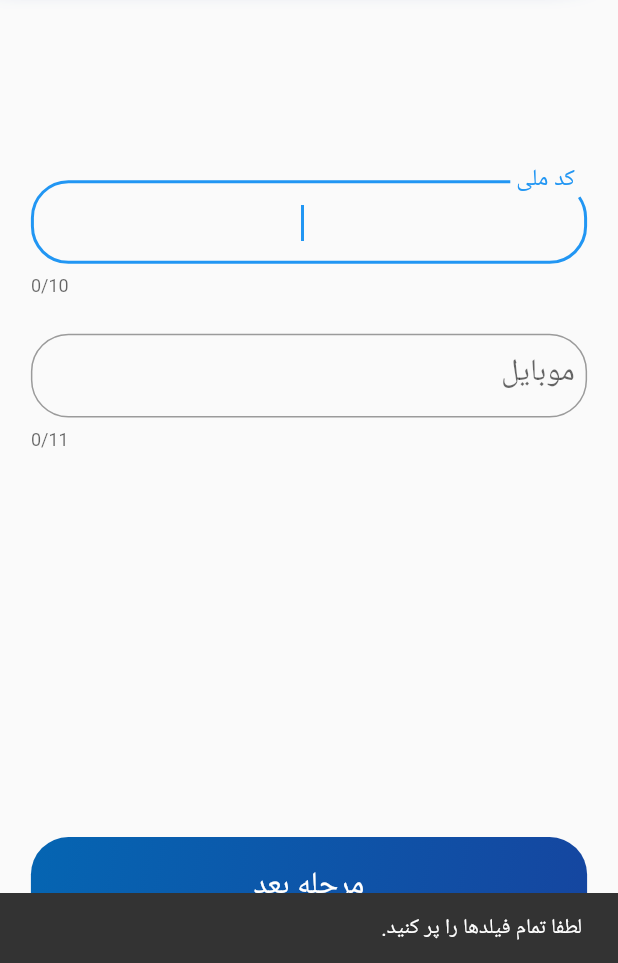
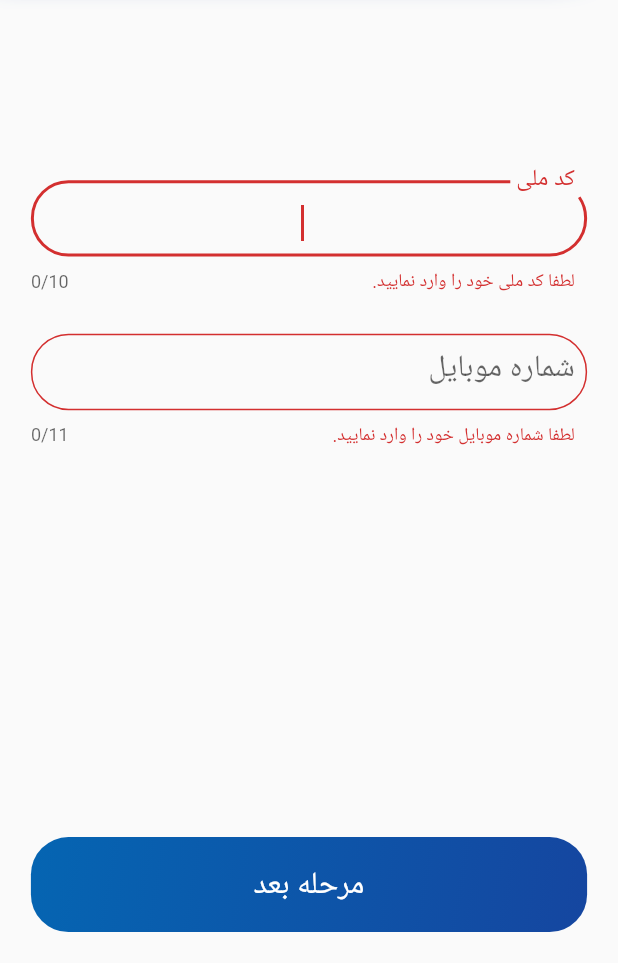
Before and after one commit to AliShakoori89/fanaar_sign, a Flutter app: the screen it shows after launch, after a tap on "مرحله بعد", on a phone screen of 412 x 824 dp, the part 273-1236 px from its top. Run offline on Flutter 3.47's test engine with Material 2 defaults, Android fonts, the phone set to English and light mode, and no system bars; our stand-ins replace google_nav_bar, local_auth, shamsi_date; missing offline and left inert: local_auth_android, persian_number_utility.

Commit message:
edit code

```diff
--- a/lib/component/my_app_button.dart
+++ b/lib/component/my_app_button.dart
@@ -3,11 +3,12 @@ import 'package:fanar_sign/page/home_page.dart';
 import 'package:fanar_sign/page/otpcode_page.dart';
 import 'package:flutter/material.dart';
 
-class MyAppButton extends StatefulWidget {
+class MyAppButton extends StatelessWidget {
   MyAppButton({super.key,
     this.nationalCodeController,
     this.mobileNumberController,
     this.otpCodController,
+    required this.formKey,
     required this.pageName,
     required this.buttonType});
 
@@ -16,29 +17,9 @@ class MyAppButton extends StatefulWidget {
   TextEditingController? otpCodController;
   final String pageName;
   final bool buttonType;
+  final GlobalKey<FormState> formKey;
 
-  @override
-  State<MyAppButton> createState() => _MyAppButtonState(
-      this.nationalCodeController,
-      this.mobileNumberController,
-      this.otpCodController,
-      this.buttonType,
-      this.pageName
-  );
-}
-
-class _MyAppButtonState extends State<MyAppButton> {
-  final bool buttonType;
-  TextEditingController? nationalCodeController;
-  TextEditingController? mobileNumberController;
-  TextEditingController? otpCodController;
-  final String pageName;
   String pattern = r'(^\+?09[0-9]{9}$)';
-
-  _MyAppButtonState(this.nationalCodeController,
-      this.mobileNumberController,
-      this.otpCodController,
-      this.buttonType, this.pageName);
 
   @override
   Widget build(BuildContext context) {
@@ -66,16 +47,15 @@ class _MyAppButtonState extends State<MyAppButton> {
         ),
         onTap: (){
           RegExp regExp = RegExp(pattern);
+        if (formKey.currentState!.validate()) {
           if(pageName == "AuthenticationPage"){
-            if (widget.nationalCodeController!.text.isNotEmpty &&
-                widget.mobileNumberController!.text.isNotEmpty){
               if(buttonType == true){
-                if (widget.nationalCodeController!.text.length == 10) {
-                  if (regExp.hasMatch(widget.mobileNumberController!.text)) {
+                if (nationalCodeController!.text.length == 10) {
+                  if (regExp.hasMatch(mobileNumberController!.text)) {
 
                     Navigator.push(
                       context,
-                      MaterialPageRoute(builder: (context) => OTPCodePage(mobileNumberController: int.parse(widget.mobileNumberController!.text))),
+                      MaterialPageRoute(builder: (context) => OTPCodePage()),
                     );
 
                   } else {
@@ -92,14 +72,8 @@ class _MyAppButtonState extends State<MyAppButton> {
                           textDirection: TextDirection.rtl)));
                 }
               }
-            }else{
-              ScaffoldMessenger.of(context).showSnackBar(const SnackBar(
-                  content:
-                  Text('لطفا تمام فیلدها را پر کنید.',
-                      textDirection: TextDirection.rtl)));
-            }
           }else{
-            if(widget.otpCodController!.text == "1111"){
+            if(otpCodController!.text == "1111"){
               Navigator.push(
                 context,
                 MaterialPageRoute(builder: (context) => const HomePage()),
@@ -111,6 +85,8 @@ class _MyAppButtonState extends State<MyAppButton> {
                       textDirection: TextDirection.rtl)));
             }
           }
+        }
+
         },
       ),
     );
--- a/lib/component/text_field.dart
+++ b/lib/component/text_field.dart
@@ -2,17 +2,16 @@ import 'package:flutter/material.dart';
 import 'package:persian_number_utility/persian_number_utility.dart';
 
 class MyTextField extends StatelessWidget {
-  const MyTextField({super.key,
+  MyTextField({super.key,
     required this.labelText,
     required this.hintText,
     required this.stringType,
-    required this.controller});
+    this.controller});
 
   final String labelText;
   final String hintText;
   final bool stringType;
-  final TextEditingController controller;
-
+  TextEditingController? controller;
 
   @override
   Widget build(BuildContext context) {
@@ -20,7 +19,7 @@ class MyTextField extends StatelessWidget {
         textDirection: TextDirection.rtl,
         child: SizedBox(
           height: MediaQuery.of(context).size.height / 11,
-          child: TextField(
+          child: TextFormField(
             maxLength: labelText == "کد ملی" ? 10 : labelText == "کد احراز هویت" ? 4 : 11,
             textAlignVertical: TextAlignVertical.center,
             controller: controller,
@@ -30,8 +29,29 @@ class MyTextField extends StatelessWidget {
                 fontSize: MediaQuery.of(context).size.width / 20
             ),
             autofocus: true,
+            validator: (val) {
+              if(labelText == "کد ملی"){
+                if (val!.isNotEmpty){
+                  return null;
+                }else {
+                  return "لطفا کد ملی خود را وارد نمایید.";
+                }
+              } if(labelText == "شماره موبایل"){
+                if (val!.isNotEmpty) {
+                  return null;
+                } else {
+                  return "لطفا شماره موبایل خود را وارد نمایید.";
+                }
+              } if(labelText == "کد احراز هویت"){
+                if (val!.isNotEmpty) {
+                  return null;
+                } else {
+                  return "لطفا کد احراز هویت را وارد نمایید.";
+                }
+              }
+              return null;
+            },
             decoration: InputDecoration(
-                  // errorText: 'Please enter something',
               contentPadding: EdgeInsets.only(
                 top: MediaQuery.of(context).size.height / 50,
                 bottom: MediaQuery.of(context).size.height / 50,
--- a/lib/const/otp_code_text.dart
+++ b/lib/const/otp_code_text.dart
@@ -3,17 +3,17 @@ import 'package:persian_number_utility/persian_number_utility.dart';
 
 class OTPCodeText extends StatelessWidget {
 
-  const OTPCodeText({super.key, required this.mobileNumberController});
+  const OTPCodeText({super.key, required this.otpCodeController});
 
-  final int mobileNumberController;
+  final TextEditingController otpCodeController;
 
   @override
   Widget build(BuildContext context) {
     return Directionality(
       textDirection: TextDirection.rtl,
       child: Text("لطفا کد احراز هویت ارسال شده به شماره "
-          "${int.parse(mobileNumberController.toString().substring(8,10)).toString().toPersianDigit()}****"
-          " ${0.toString().toPersianDigit()}${mobileNumberController.toString().substring(0,3).toString().toPersianDigit()} "
+          "${int.parse(otpCodeController.toString().substring(8,10)).toString().toPersianDigit()}****"
+          " ${0.toString().toPersianDigit()}${otpCodeController.toString().substring(0,3).toString().toPersianDigit()} "
           "را وارد کنید."
           ,
           // maxLines: 1,
--- a/lib/page/authentication_page.dart
+++ b/lib/page/authentication_page.dart
@@ -14,6 +14,7 @@ class _AuthenticationPageState extends State<AuthenticationPage> {
 
   late TextEditingController nationalCodeController = TextEditingController();
   late TextEditingController mobileNumberController = TextEditingController();
+  final formKey = GlobalKey<FormState>();
 
   @override
   void dispose() {
@@ -31,8 +32,10 @@ class _AuthenticationPageState extends State<AuthenticationPage> {
           nationalCodeController: nationalCodeController,
           mobileNumberController: mobileNumberController,
           pageName: "AuthenticationPage",
-          buttonType: true),
+          buttonType: true,
+          formKey: formKey),
       body: Form(
+        key: formKey,
         child: Column(
           children: [
             const MainPageHeader(mainPage: false),
@@ -49,10 +52,11 @@ class _AuthenticationPageState extends State<AuthenticationPage> {
                       controller: nationalCodeController),
                   SizedBox(height: MediaQuery.of(context).size.height / 30),
                   MyTextField(
-                      hintText: "موبایل",
-                      labelText: "موبایل",
+                      hintText: "شماره موبایل",
+                      labelText: "شماره موبایل",
                       stringType: false,
-                      controller: mobileNumberController),
+                      controller: mobileNumberController
+                  ),
                 ],
               ),
             )
--- a/lib/page/otpcode_page.dart
+++ b/lib/page/otpcode_page.dart
@@ -5,28 +5,19 @@ import 'package:flutter/material.dart';
 import '../component/main_page_header.dart';
 import '../component/text_field.dart';
 
-class OTPCodePage extends StatefulWidget {
-  const OTPCodePage({super.key, required this.mobileNumberController});
-
-  final int mobileNumberController;
-
-  @override
-  State<OTPCodePage> createState() => _OTPCodePageState(mobileNumberController);
-}
-
-class _OTPCodePageState extends State<OTPCodePage> {
+class OTPCodePage extends StatelessWidget {
 
   late TextEditingController otpCodeController = TextEditingController();
-  final int mobileNumberController;
-
-  _OTPCodePageState(this.mobileNumberController);
+  final formKey = GlobalKey<FormState>();
 
   @override
   Widget build(BuildContext context) {
     return Scaffold(
       resizeToAvoidBottomInset: false,
-      bottomSheet: MyAppButton( otpCodController: otpCodeController, pageName: "OTPCodePage", buttonType: true),
-      body: Column(
+      bottomSheet: MyAppButton( otpCodController: otpCodeController, pageName: "OTPCodePage", buttonType: true, formKey: formKey),
+      body: Form(
+        key: formKey,
+        child: Column(
           children: [
             const MainPageHeader(mainPage: false),
             Container(
@@ -37,18 +28,20 @@ class _OTPCodePageState extends State<OTPCodePage> {
                 mainAxisAlignment: MainAxisAlignment.center,
                 children: [
                   SizedBox(height: MediaQuery.of(context).size.height / 4),
-                OTPCodeText(mobileNumberController: mobileNumberController),
+                  OTPCodeText(otpCodeController: otpCodeController),
                   SizedBox(height: MediaQuery.of(context).size.height / 30),
-                MyTextField(controller: otpCodeController,
+                  MyTextField(
+                    controller: otpCodeController,
                     stringType: false,
                     hintText: "کد احراز هویت",
-                  labelText: "کد احراز هویت"),
+                    labelText: "کد احراز هویت",),
                   const EditMobileNumber()
                 ],
               ),
             )
           ],
         ),
+      ),
     );
   }
 }
```
Lines whose indentation alone changed are shown as unchanged.
